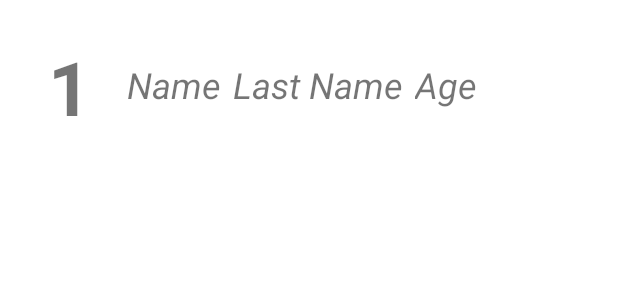
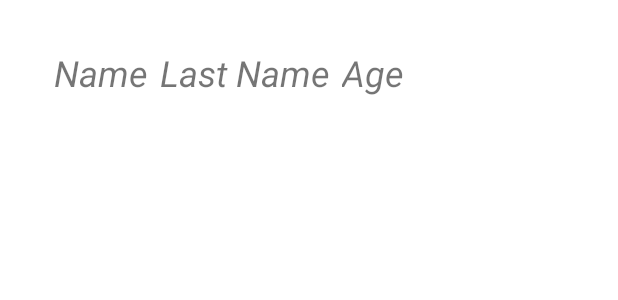
Before and after one commit to oguzsout/RoomExerciseWithUnitTest, an Android app: the layout custom_row.xml on its own in the app's theme, with its tools: preview values and no code run, on a phone screen of 412 x 824 dp. Shown: the top 300 px of the screen. Run offline under Robolectric (Android 15) with nearby library versions, the phone set to English and light mode, and no system bars.

Commit message:
layout changes

```diff
--- a/app/src/main/res/layout/custom_row.xml
+++ b/app/src/main/res/layout/custom_row.xml
@@ -1,33 +1,23 @@
 <?xml version="1.0" encoding="utf-8"?>
 <androidx.constraintlayout.widget.ConstraintLayout xmlns:android="http://schemas.android.com/apk/res/android"
     xmlns:app="http://schemas.android.com/apk/res-auto"
+    android:id="@+id/rowLayout"
     android:layout_width="match_parent"
     android:layout_height="wrap_content"
-    android:padding="16sp"
-    android:id="@+id/rowLayout">
-
-    <TextView
-        android:id="@+id/id_txt"
-        android:layout_width="wrap_content"
-        android:layout_height="wrap_content"
-        android:layout_marginStart="16dp"
-        android:layout_marginTop="8dp"
-        android:text="@string/id"
-        android:textStyle="bold"
-        android:textSize="50sp"
-        app:layout_constraintStart_toStartOf="parent"
-        app:layout_constraintTop_toTopOf="parent" />
+    android:padding="16sp">
 
     <TextView
         android:id="@+id/firstName_txt"
         android:layout_width="wrap_content"
         android:layout_height="wrap_content"
-        android:layout_marginStart="24dp"
-        android:layout_marginTop="24dp"
-        android:textStyle="italic"
+        android:layout_marginStart="20dp"
+        android:layout_marginTop="16dp"
+        android:layout_marginBottom="16dp"
         android:text="@string/name"
         android:textSize="24sp"
-        app:layout_constraintStart_toEndOf="@+id/id_txt"
+        android:textStyle="italic"
+        app:layout_constraintBottom_toBottomOf="parent"
+        app:layout_constraintStart_toStartOf="parent"
         app:layout_constraintTop_toTopOf="parent" />
 
     <TextView
@@ -35,10 +25,12 @@
         android:layout_width="wrap_content"
         android:layout_height="wrap_content"
         android:layout_marginStart="8dp"
-        android:layout_marginTop="24dp"
-        android:textStyle="italic"
+        android:layout_marginTop="16dp"
+        android:layout_marginBottom="16dp"
         android:text="@string/last_name"
         android:textSize="24sp"
+        android:textStyle="italic"
+        app:layout_constraintBottom_toBottomOf="parent"
         app:layout_constraintStart_toEndOf="@+id/firstName_txt"
         app:layout_constraintTop_toTopOf="parent" />
 
@@ -47,10 +39,12 @@
         android:layout_width="wrap_content"
         android:layout_height="wrap_content"
         android:layout_marginStart="8dp"
-        android:layout_marginTop="24dp"
-        android:textStyle="italic"
+        android:layout_marginTop="16dp"
+        android:layout_marginBottom="16dp"
         android:text="@string/age"
         android:textSize="24sp"
+        android:textStyle="italic"
+        app:layout_constraintBottom_toBottomOf="parent"
         app:layout_constraintStart_toEndOf="@+id/lastName_txt"
         app:layout_constraintTop_toTopOf="parent" />
 </androidx.constraintlayout.widget.ConstraintLayout>
--- a/app/src/main/res/layout/fragment_update.xml
+++ b/app/src/main/res/layout/fragment_update.xml
@@ -45,6 +45,7 @@
         android:layout_marginTop="32dp"
         android:autofillHints="true"
         android:ems="10"
+        android:hint="Age"
         android:inputType="number"
         android:minHeight="48dp"
         app:layout_constraintEnd_toEndOf="parent"
--- a/app/src/main/res/mipmap-anydpi-v26/ic_launcher.xml
+++ b/app/src/main/res/mipmap-anydpi-v26/ic_launcher.xml
@@ -1,5 +1,4 @@
 <?xml version="1.0" encoding="utf-8"?>
 <adaptive-icon xmlns:android="http://schemas.android.com/apk/res/android">
     <background android:drawable="@drawable/ic_launcher_background" />
-    <foreground android:drawable="@drawable/ic_launcher_foreground" />
 </adaptive-icon>
```
Also changed, not shown: app/src/main/res/drawable/ic_launcher_foreground.xml (added, +31 -0 lines).
